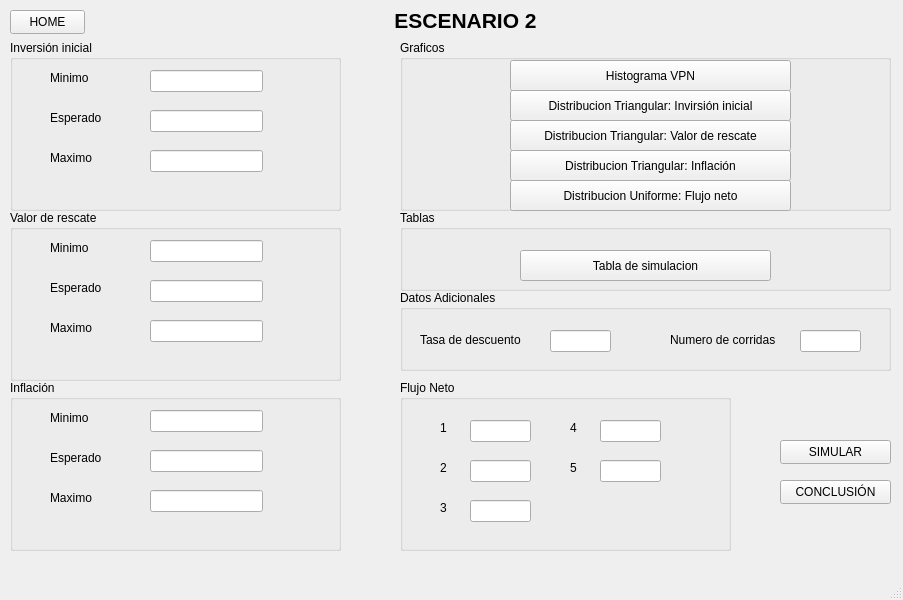
First picture: the form in escenario_2/ventanaesc2.ui, repository Sei444/evaluacion_de_inversiones, before the edit.
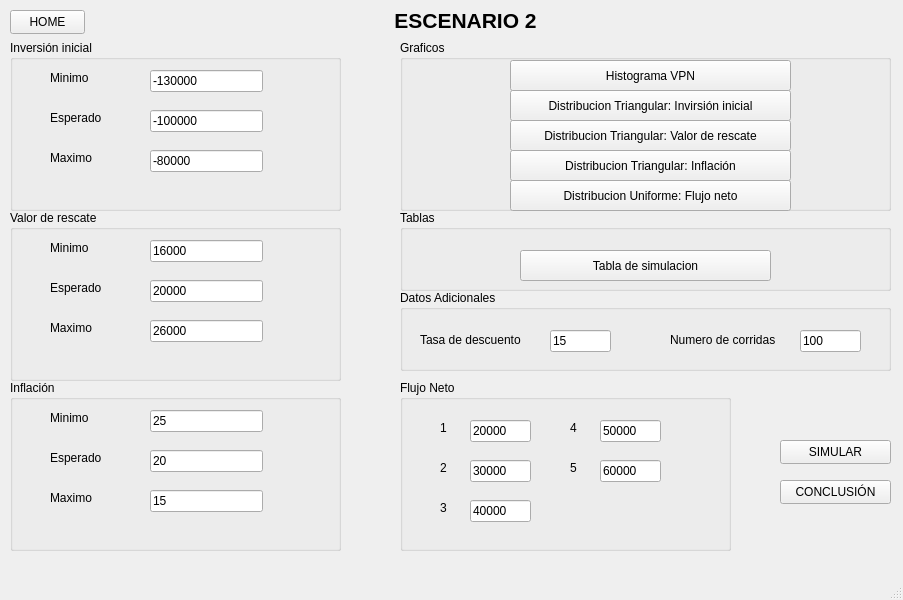
Second picture: the form after the edit.

Patch:
```diff
--- a/escenario_2/ventanaesc2.ui
+++ b/escenario_2/ventanaesc2.ui
@@ -77,6 +77,9 @@
        <height>22</height>
       </rect>
      </property>
+     <property name="text">
+      <string>-130000</string>
+     </property>
     </widget>
     <widget class="QLineEdit" name="lineEdit_esp_inv">
      <property name="geometry">
@@ -87,6 +90,9 @@
        <height>22</height>
       </rect>
      </property>
+     <property name="text">
+      <string>-100000</string>
+     </property>
     </widget>
     <widget class="QLineEdit" name="lineEdit_max_inv">
      <property name="geometry">
@@ -97,6 +103,9 @@
        <height>22</height>
       </rect>
      </property>
+     <property name="text">
+      <string>-80000</string>
+     </property>
     </widget>
    </widget>
    <widget class="QGroupBox" name="groupBox_4">
@@ -159,6 +168,9 @@
        <height>22</height>
       </rect>
      </property>
+     <property name="text">
+      <string>16000</string>
+     </property>
     </widget>
     <widget class="QLineEdit" name="lineEdit_esp_res">
      <property name="geometry">
@@ -169,6 +181,9 @@
        <height>22</height>
       </rect>
      </property>
+     <property name="text">
+      <string>20000</string>
+     </property>
     </widget>
     <widget class="QLineEdit" name="lineEdit_max_res">
      <property name="geometry">
@@ -179,6 +194,9 @@
        <height>22</height>
       </rect>
      </property>
+     <property name="text">
+      <string>26000</string>
+     </property>
     </widget>
    </widget>
    <widget class="QGroupBox" name="groupBox_5">
@@ -241,6 +259,9 @@
        <height>22</height>
       </rect>
      </property>
+     <property name="text">
+      <string>25</string>
+     </property>
     </widget>
     <widget class="QLineEdit" name="lineEdit_esp_inf">
      <property name="geometry">
@@ -251,6 +272,9 @@
        <height>22</height>
       </rect>
      </property>
+     <property name="text">
+      <string>20</string>
+     </property>
     </widget>
     <widget class="QLineEdit" name="lineEdit_max_inf">
      <property name="geometry">
@@ -261,6 +285,9 @@
        <height>22</height>
       </rect>
      </property>
+     <property name="text">
+      <string>15</string>
+     </property>
     </widget>
    </widget>
    <widget class="QGroupBox" name="groupBox_6">
@@ -297,6 +324,9 @@
        <height>22</height>
       </rect>
      </property>
+     <property name="text">
+      <string>20000</string>
+     </property>
     </widget>
     <widget class="QLineEdit" name="lineEdit_2_neto">
      <property name="geometry">
@@ -307,6 +337,9 @@
        <height>22</height>
       </rect>
      </property>
+     <property name="text">
+      <string>30000</string>
+     </property>
     </widget>
     <widget class="QLineEdit" name="lineEdit_3_neto">
      <property name="geometry">
@@ -317,6 +350,9 @@
        <height>22</height>
       </rect>
      </property>
+     <property name="text">
+      <string>40000</string>
+     </property>
     </widget>
     <widget class="QLabel" name="label_20">
      <property name="geometry">
@@ -366,6 +402,9 @@
        <height>22</height>
       </rect>
      </property>
+     <property name="text">
+      <string>50000</string>
+     </property>
     </widget>
     <widget class="QLineEdit" name="lineEdit_5_neto">
      <property name="geometry">
@@ -376,6 +415,9 @@
        <height>22</height>
       </rect>
      </property>
+     <property name="text">
+      <string>60000</string>
+     </property>
     </widget>
     <widget class="QLabel" name="label_24">
      <property name="geometry">
@@ -584,6 +626,9 @@
        <height>22</height>
       </rect>
      </property>
+     <property name="text">
+      <string>100</string>
+     </property>
     </widget>
     <widget class="QLabel" name="label_25">
      <property name="geometry">
@@ -607,6 +652,9 @@
        <height>22</height>
       </rect>
      </property>
+     <property name="text">
+      <string>15</string>
+     </property>
     </widget>
     <widget class="QLabel" name="label_27">
      <property name="geometry">
```
